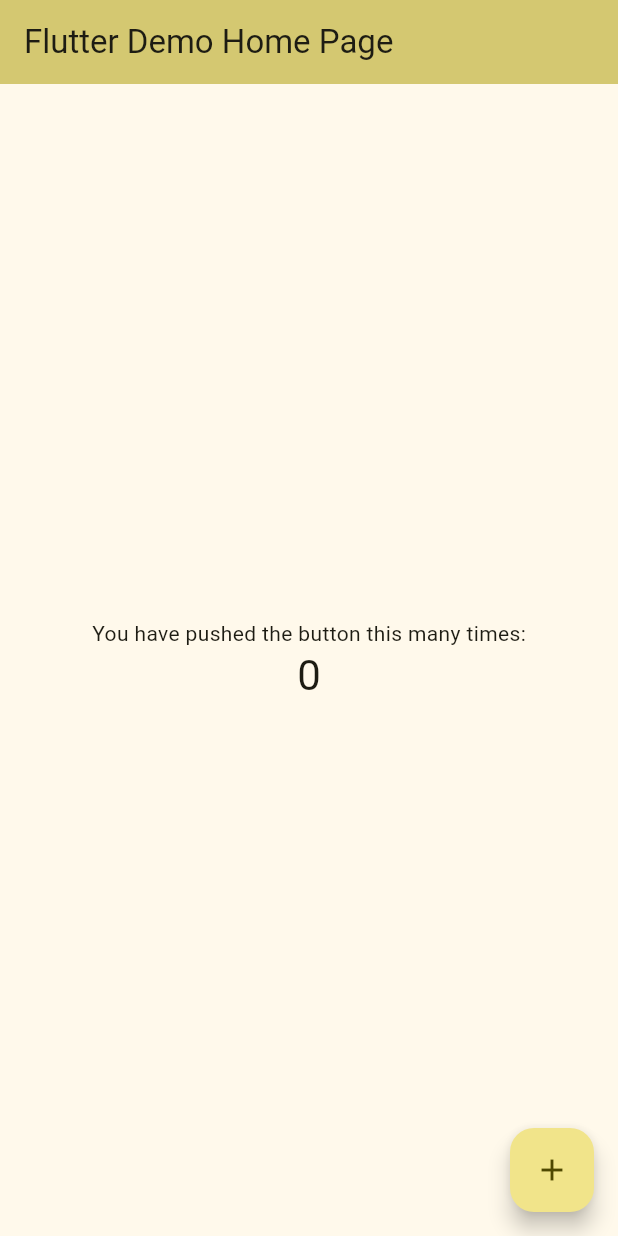
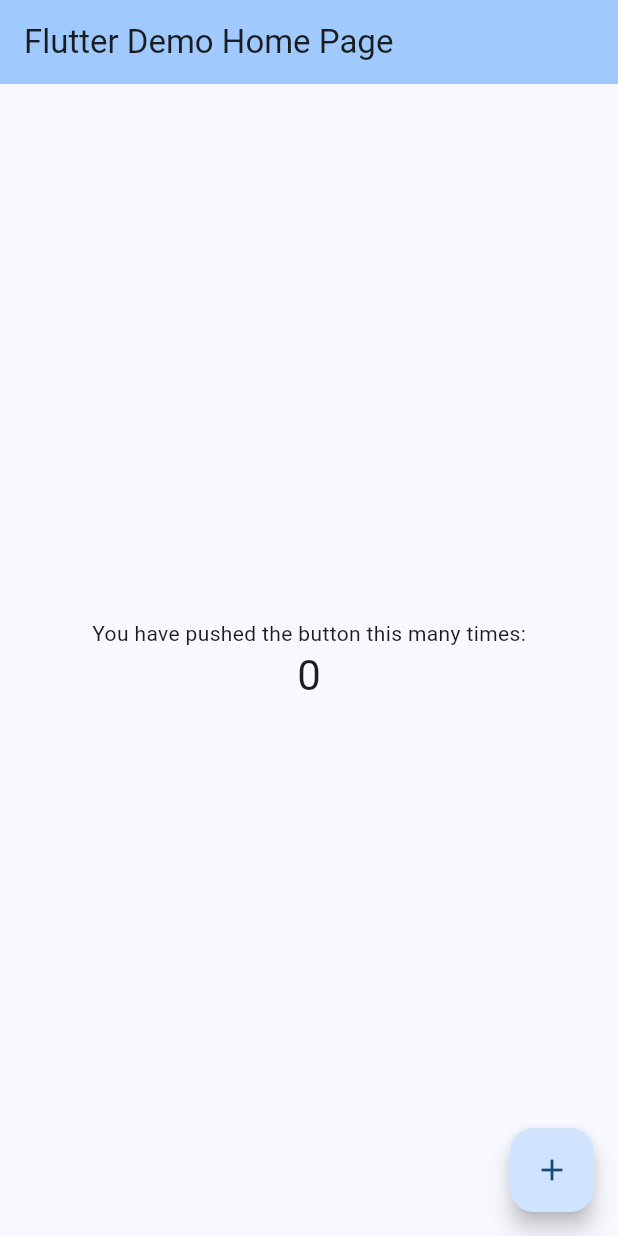
Before and after one commit to steveniannucci/flutter-demo, a Flutter app: the screen it shows after launch, on a phone screen of 412 x 824 dp. Run offline on Flutter 3.47's test engine with Material 3 defaults, Android fonts, the phone set to English and light mode, and no system bars.

Commit message:
Apr 14, 2024, 12:03 PM

```diff
--- a/demo/lib/main.dart
+++ b/demo/lib/main.dart
@@ -28,7 +28,7 @@ class MyApp extends StatelessWidget {
         //
         // This works for code too, not just values: Most code changes can be
         // tested with just a hot reload.
-        colorScheme: ColorScheme.fromSeed(seedColor: Colors.yellow),
+        colorScheme: ColorScheme.fromSeed(seedColor: Colors.blue),
         useMaterial3: true,
       ),
       home: const MyHomePage(title: 'Flutter Demo Home Page'),
```
